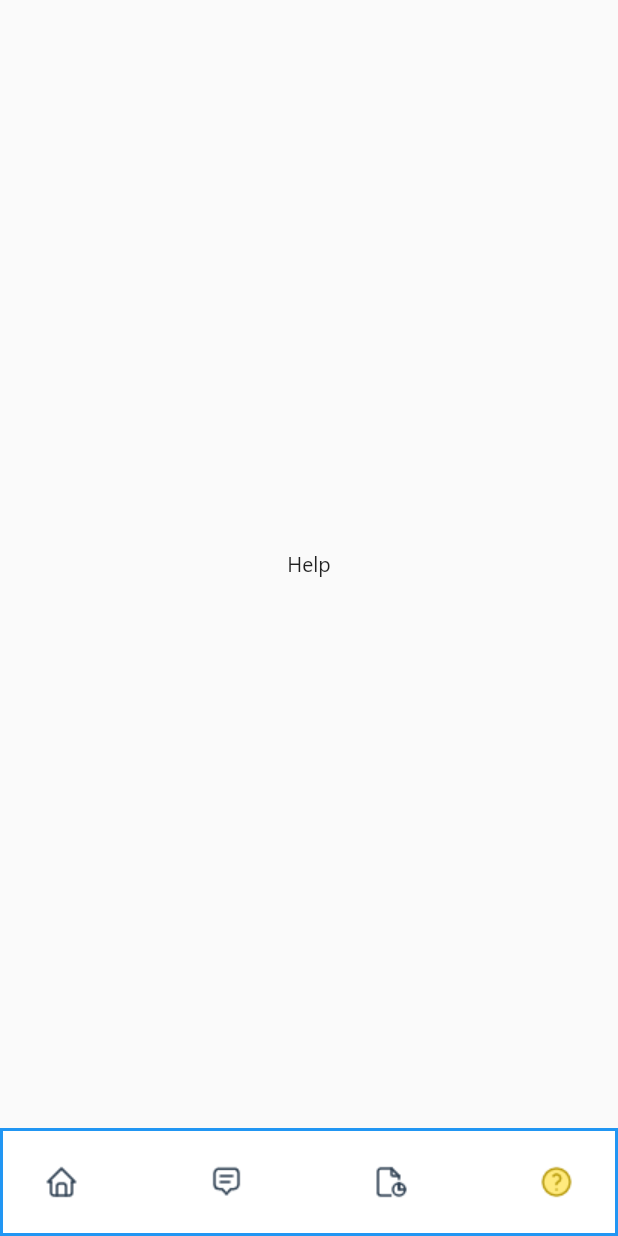
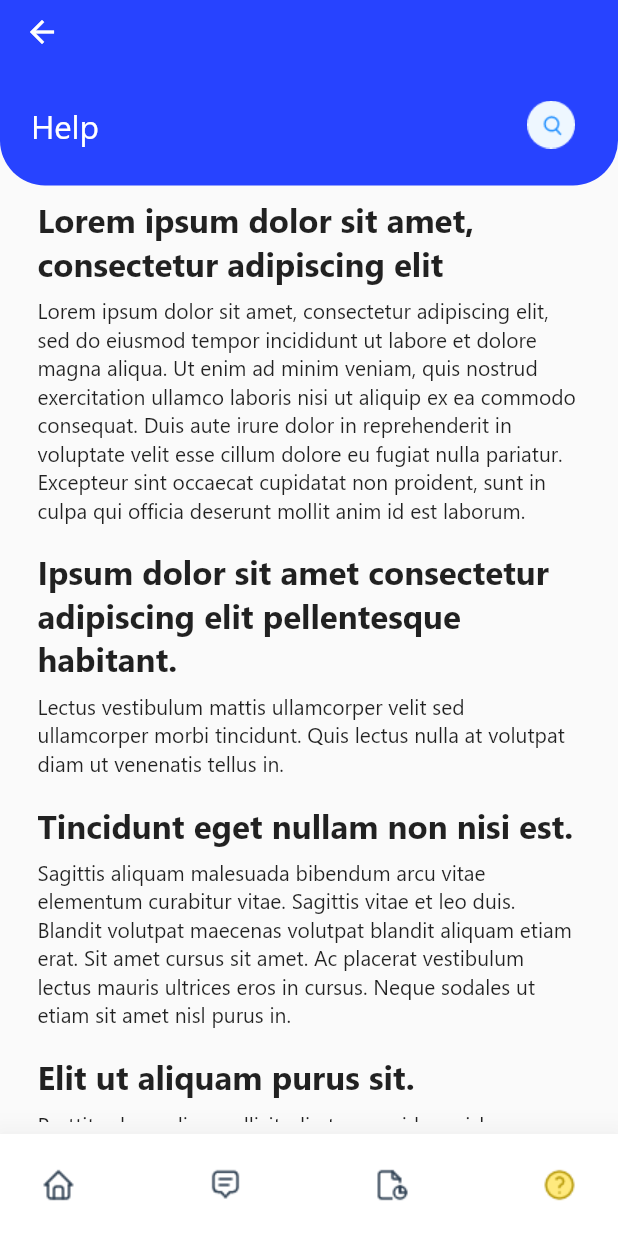
Before and after one commit to salithashamood/school, a Flutter app: the MainHomeScreen screen opened directly, item 4 of the bottom bar chosen, on a phone screen of 412 x 824 dp. Run offline on Flutter 3.47's test engine with Material 2 defaults, Android fonts, the phone set to English and light mode, and no system bars; our stand-ins replace flutter_secure_storage, get, sizer; accounts and stored records are empty.

Commit message:
modify 2

```diff
--- a/lib/components/botom_navigation_bar_component.dart
+++ b/lib/components/botom_navigation_bar_component.dart
@@ -18,16 +18,18 @@ class _BottomNavigationBarComponentState
     extends State<BottomNavigationBarComponent> {
   @override
   Widget build(BuildContext context) {
-    return Container(
+    return Material(
+      elevation: 20,
+      child: Container(
         padding: const EdgeInsets.symmetric(vertical: 10, horizontal: 15),
         decoration: const BoxDecoration(
           color: Colors.white,
-        border: Border(
-          top: BorderSide(color: Colors.blue, width: 2.0),
-          bottom: BorderSide(color: Colors.blue, width: 2.0),
-          left: BorderSide(color: Colors.blue, width: 2.0),
-          right: BorderSide(color: Colors.blue, width: 2.0),
-        ),
+          // border: Border(
+          //   top: BorderSide(color: Colors.blue, width: 2.0),
+          //   bottom: BorderSide(color: Colors.blue, width: 2.0),
+          //   left: BorderSide(color: Colors.blue, width: 2.0),
+          //   right: BorderSide(color: Colors.blue, width: 2.0),
+          // ),
         ),
         child: Row(
           mainAxisAlignment: MainAxisAlignment.spaceBetween,
@@ -59,6 +61,7 @@ class _BottomNavigationBarComponentState
             ),
           ],
         ),
+      ),
     );
   }
 }
--- a/lib/components/chat_main_components.dart
+++ b/lib/components/chat_main_components.dart
@@ -152,7 +152,10 @@ chatTile() {
                               child: Text(
                                 user['name'],
                                 style: TextStyle(
-                                    fontWeight: FontWeight.bold, fontSize: 18),
+                                    fontWeight: user['isRead']
+                                        ? FontWeight.w500
+                                        : FontWeight.bold,
+                                    fontSize: 18),
                               ),
                             ),
                             SizedBox(
@@ -173,8 +176,7 @@ chatTile() {
                           maxLines: 2,
                           style: TextStyle(
                               fontSize: 15,
-                              color:
-                                  user['isRead'] ? Colors.black : Colors.blue,
+                              color: user['isRead'] ? Colors.grey : Colors.blue,
                               fontWeight: FontWeight.w600),
                         ),
                       ),
--- /dev/null
+++ b/lib/components/help_main_components.dart
@@ -0,0 +1,121 @@
+import 'package:flutter/material.dart';
+import 'package:sizer/sizer.dart';
+
+helpList() {
+  List helpList = [
+    {
+      'title': 'Lorem ipsum dolor sit amet, consectetur adipiscing elit',
+      'description':
+          'Lorem ipsum dolor sit amet, consectetur adipiscing elit, sed do eiusmod tempor incididunt ut labore et dolore magna aliqua. Ut enim ad minim veniam, quis nostrud exercitation ullamco laboris nisi ut aliquip ex ea commodo consequat. Duis aute irure dolor in reprehenderit in voluptate velit esse cillum dolore eu fugiat nulla pariatur. Excepteur sint occaecat cupidatat non proident, sunt in culpa qui officia deserunt mollit anim id est laborum.'
+    },
+    {
+      'title':
+          'Ipsum dolor sit amet consectetur adipiscing elit pellentesque habitant.',
+      'description':
+          'Lectus vestibulum mattis ullamcorper velit sed ullamcorper morbi tincidunt. Quis lectus nulla at volutpat diam ut venenatis tellus in.'
+    },
+    {
+      'title': 'Tincidunt eget nullam non nisi est.',
+      'description':
+          'Sagittis aliquam malesuada bibendum arcu vitae elementum curabitur vitae. Sagittis vitae et leo duis. Blandit volutpat maecenas volutpat blandit aliquam etiam erat. Sit amet cursus sit amet. Ac placerat vestibulum lectus mauris ultrices eros in cursus. Neque sodales ut etiam sit amet nisl purus in.'
+    },
+    {
+      'title': 'Elit ut aliquam purus sit.',
+      'description':
+          'Porttitor leo a diam sollicitudin tempor id eu nisl nunc. Ornare suspendisse sed nisi lacus sed viverra tellus in hac. Ultricies leo integer malesuada nunc vel risus. Sapien eget mi proin sed libero enim sed faucibus turpis. Vehicula ipsum a arcu cursus vitae congue mauris.'
+    },
+  ];
+
+  return Container(
+    height: 100.h,
+    padding: EdgeInsets.symmetric(horizontal: 25, vertical: 8),
+    child: SingleChildScrollView(
+      child: Column(
+        crossAxisAlignment: CrossAxisAlignment.start,
+        children: helpList.map((help) {
+          return Column(
+            crossAxisAlignment: CrossAxisAlignment.start,
+            children: [
+              Text(
+                help['title'],
+                style: TextStyle(
+                  fontWeight: FontWeight.w700,
+                  fontSize: 22,
+                ),
+              ),
+              SizedBox(
+                height: 1.h,
+              ),
+              Text(help['description']),
+              SizedBox(
+                height: 2.h,
+              ),
+            ],
+          );
+        }).toList(),
+        // [
+        //   Column(
+        //     crossAxisAlignment: CrossAxisAlignment.start,
+        //     children: [
+        //       Text(
+        //         'Head',
+        //         style: TextStyle(
+        //           fontWeight: FontWeight.w700,
+        //           fontSize: 22,
+        //         ),
+        //       ),
+        //       SizedBox(
+        //         height: 1.h,
+        //       ),
+        //       Text(
+        //           'Lorem ipsum dolor sit amet, consectetur adipiscing elit, sed do eiusmod tempor incididunt ut labore et dolore magna aliqua. Ut enim ad minim veniam, quis nostrud exercitation ullamco laboris nisi ut aliquip ex ea commodo consequat. Duis aute irure dolor in reprehenderit in voluptate velit esse cillum dolore eu fugiat nulla pariatur. Excepteur sint occaecat cupidatat non proident, sunt in culpa qui officia deserunt mollit anim id est laborum.'),
+        //     ],
+        //   ),
+        // SizedBox(
+        //   height: 2.h,
+        // ),
+        //   Column(
+        //     crossAxisAlignment: CrossAxisAlignment.start,
+        //     children: [
+        //       Text(
+        //         'Head',
+        //         style: TextStyle(
+        //           fontWeight: FontWeight.w700,
+        //           fontSize: 22,
+        //         ),
+        //       ),
+        //       SizedBox(
+        //         height: 1.h,
+        //       ),
+        //       Text(
+        //           'Lorem ipsum dolor sit amet, consectetur adipiscing elit, sed do eiusmod tempor incididunt ut labore et dolore magna aliqua. Ut enim ad minim veniam, quis nostrud exercitation ullamco laboris nisi ut aliquip ex ea commodo consequat. Duis aute irure dolor in reprehenderit in voluptate velit esse cillum dolore eu fugiat nulla pariatur. Excepteur sint occaecat cupidatat non proident, sunt in culpa qui officia deserunt mollit anim id est laborum.'),
+        //     ],
+        //   ),
+        //   SizedBox(
+        //     height: 2.h,
+        //   ),
+        //   Column(
+        //     crossAxisAlignment: CrossAxisAlignment.start,
+        //     children: [
+        //       Text(
+        //         'Head',
+        //         style: TextStyle(
+        //           fontWeight: FontWeight.w700,
+        //           fontSize: 22,
+        //         ),
+        //       ),
+        //       SizedBox(
+        //         height: 1.h,
+        //       ),
+        //       Text(
+        //           'Lorem ipsum dolor sit amet, consectetur adipiscing elit, sed do eiusmod tempor incididunt ut labore et dolore magna aliqua. Ut enim ad minim veniam, quis nostrud exercitation ullamco laboris nisi ut aliquip ex ea commodo consequat. Duis aute irure dolor in reprehenderit in voluptate velit esse cillum dolore eu fugiat nulla pariatur. Excepteur sint occaecat cupidatat non proident, sunt in culpa qui officia deserunt mollit anim id est laborum.'),
+        //     ],
+        //   ),
+        //   // SizedBox(
+        //   //   height: 2.h,
+        //   // ),
+        // ],
+      ),
+    ),
+  );
+}
--- /dev/null
+++ b/lib/screens/help_main_screen.dart
@@ -0,0 +1,46 @@
+import 'package:flutter/material.dart';
+import 'package:school/components/help_main_components.dart';
+import 'package:sizer/sizer.dart';
+
+import '../components/home_components.dart';
+import '../utils/colors.dart';
+
+class HelpMainScreen extends StatefulWidget {
+  const HelpMainScreen({Key? key}) : super(key: key);
+
+  @override
+  State<HelpMainScreen> createState() => _HelpMainScreenState();
+}
+
+class _HelpMainScreenState extends State<HelpMainScreen> {
+  bool isClickButton = false;
+  final searchController = TextEditingController();
+  clickSearchButton() {
+    setState(() {
+      isClickButton = !isClickButton;
+    });
+  }
+
+  @override
+  Widget build(BuildContext context) {
+    return Scaffold(
+      appBar: AppBar(
+        elevation: 0,
+        shape: appBarShape(),
+        toolbarHeight: 10.h,
+        bottom: appBarPreferredSize(
+          searchController,
+          clickSearchButton,
+          isClickButton,
+          'Help',
+        ),
+        backgroundColor: primaryColor,
+        leading: IconButton(
+          onPressed: () {},
+          icon: Icon(Icons.arrow_back),
+        ),
+      ),
+      body: helpList(),
+    );
+  }
+}
--- a/lib/screens/main_home_screen.dart
+++ b/lib/screens/main_home_screen.dart
@@ -1,6 +1,7 @@
 import 'package:flutter/material.dart';
 import 'package:school/components/botom_navigation_bar_component.dart';
 import 'package:school/screens/chat_main_screen.dart';
+import 'package:school/screens/help_main_screen.dart';
 import 'package:school/screens/home_page.dart';
 import 'package:school/utils/image.dart';
 
@@ -22,11 +23,7 @@ class _MainHomeScreenState extends State<MainHomeScreen> {
         'Report',
       ),
     ),
-    Center(
-      child: Text(
-        'Help',
-      ),
-    ),
+    HelpMainScreen(),
   ];
 
   void _onItemTapped(int index) {
```
Lines whose indentation alone changed are shown as unchanged.
